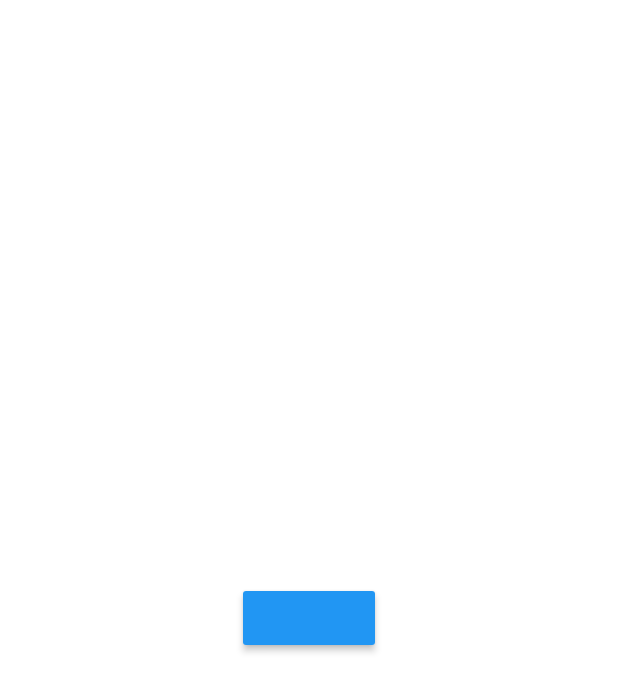
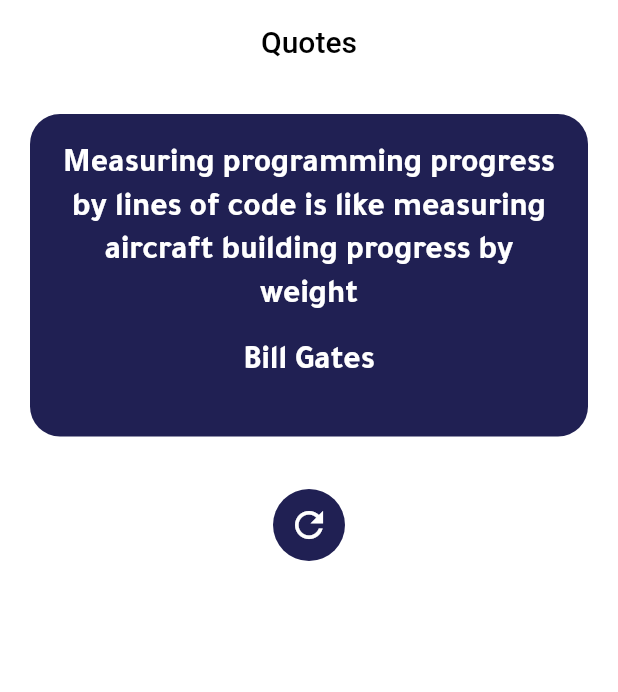
Before and after one commit to hazemosama/quotes, a Flutter app: the screen it shows after launch, on a phone screen of 412 x 824 dp. Shown: the top 692 px of the screen. Run offline on Flutter 3.47's test engine with Material 2 defaults, Android fonts, the phone set to English and light mode, and no system bars; our stand-ins replace equatable, flutter_bloc, fluttertoast.

Commit message:
Finish UI + Presentation Layer

```diff
--- a/lib/app.dart
+++ b/lib/app.dart
@@ -11,7 +11,7 @@ class QuoteApp extends StatelessWidget {
     return MaterialApp(
       title: AppStrings.appName,
       theme: appTheme(),
-      routes: routes,
+      onGenerateRoute: AppRoutes.onGenerateRoute,
       debugShowCheckedModeBanner: false,
     );
   }
--- a/lib/config/routes/app_routes.dart
+++ b/lib/config/routes/app_routes.dart
@@ -1,3 +1,5 @@
+import 'package:flutter/material.dart';
+import 'package:quotes/core/utils/app_strings.dart';
 import 'package:quotes/features/favorite_quote/presentation/screens/favorite_quote_screen.dart';
 import 'package:quotes/features/random_quote/presentation/screens/quote_screen.dart';
 
@@ -6,7 +8,32 @@ class Routes {
   static const String favoriteQuoteRoute = '/favoriteQuote';
 }
 
-final routes = {
-  Routes.initialRoute: (context) => const QuoteScreen(),
-  Routes.favoriteQuoteRoute: (context) => const FavoriteQuoteScreen(),
-};
+class AppRoutes {
+  static Route? onGenerateRoute(RouteSettings routeSettings) {
+    switch (routeSettings.name) {
+      case Routes.initialRoute:
+        return MaterialPageRoute(
+          builder: (context) => const QuoteScreen(),
+        );
+      case Routes.favoriteQuoteRoute:
+        return MaterialPageRoute(
+          builder: (context) => const FavoriteQuoteScreen(),
+        );
+
+      default:
+        return undefinedRoute();
+    }
+  }
+
+  static Route<dynamic> undefinedRoute() {
+    return MaterialPageRoute(
+      builder: (context) => const Scaffold(
+        body: Center(
+          child: Text(
+            AppStrings.noRouteFound,
+          ),
+        ),
+      ),
+    );
+  }
+}
--- a/lib/config/themes/app_theme.dart
+++ b/lib/config/themes/app_theme.dart
@@ -9,11 +9,22 @@ ThemeData appTheme() {
     brightness: Brightness.light,
     scaffoldBackgroundColor: Colors.white,
     fontFamily: AppStrings.fontFamily,
+    appBarTheme: const AppBarTheme(
+      centerTitle: true,
+      color: Colors.transparent,
+      elevation: 0.0,
+      titleTextStyle: TextStyle(
+        color: Colors.black,
+        fontSize: 20.0,
+        fontWeight: FontWeight.w500,
+      ),
+    ),
     textTheme: const TextTheme(
-      button: TextStyle(
-        fontSize: 16.0,
-        color: Colors.black,
-        fontWeight: FontWeight.w500,
+      bodyMedium: TextStyle(
+        color: Colors.white,
+        height: 1.3,
+        fontSize: 22.0,
+        fontWeight: FontWeight.w700,
       ),
     ),
   );
--- a/lib/core/utils/app_colors.dart
+++ b/lib/core/utils/app_colors.dart
@@ -1,6 +1,6 @@
 import 'package:flutter/material.dart';
 
 class AppColors {
-  static Color primary = Colors.blue;
+  static Color primary = const Color(0xff202053);
   static Color hint = Colors.grey;
 }
--- a/lib/core/utils/app_strings.dart
+++ b/lib/core/utils/app_strings.dart
@@ -1,4 +1,5 @@
 class AppStrings {
-  static const String appName = 'Quotes App';
+  static const String appName = 'Quotes';
   static const String fontFamily = 'Tajwal';
+  static const String noRouteFound = 'No Route Found';
 }
--- a/lib/features/favorite_quote/presentation/cubit/favorite_quote_cubit.dart
+++ b/lib/features/favorite_quote/presentation/cubit/favorite_quote_cubit.dart
@@ -1,5 +1,5 @@
-import 'package:bloc/bloc.dart';
 import 'package:equatable/equatable.dart';
+import 'package:flutter_bloc/flutter_bloc.dart';
 
 part 'favorite_quote_state.dart';
 
--- a/lib/features/random_quote/presentation/screens/quote_screen.dart
+++ b/lib/features/random_quote/presentation/screens/quote_screen.dart
@@ -1,7 +1,7 @@
 import 'package:flutter/material.dart';
-import 'package:quotes/config/routes/app_routes.dart';
 import 'package:quotes/core/utils/app_colors.dart';
-import 'package:quotes/features/favorite_quote/presentation/screens/favorite_quote_screen.dart';
+import 'package:quotes/core/utils/app_strings.dart';
+import 'package:quotes/features/random_quote/presentation/widgets/quote_content.dart';
 
 class QuoteScreen extends StatefulWidget {
   const QuoteScreen({Key? key}) : super(key: key);
@@ -11,17 +11,35 @@ class QuoteScreen extends StatefulWidget {
 }
 
 class _QuoteScreenState extends State<QuoteScreen> {
+  Widget _buildBodyContent() {
+    return Column(
+      children: [
+        const QuoteContent(),
+        Container(
+          margin: const EdgeInsets.symmetric(vertical: 15.0),
+          padding: const EdgeInsets.all(10.0),
+          decoration: BoxDecoration(
+            color: AppColors.primary,
+            shape: BoxShape.circle,
+          ),
+          child: const Icon(
+            Icons.refresh,
+            size: 28.0,
+            color: Colors.white,
+          ),
+        ),
+      ],
+    );
+  }
+
   @override
   Widget build(BuildContext context) {
+    final appBar = AppBar(
+      title: const Text(AppStrings.appName),
+    );
     return Scaffold(
-      body: Center(
-        child: MaterialButton(
-          color: AppColors.primary,
-          onPressed: () {
-            // Navigator.of(context).pushNamed(Routes.favoriteQuoteRoute);
-          },
-        ),
-      ),
+      appBar: appBar,
+      body: _buildBodyContent(),
     );
   }
 }
--- /dev/null
+++ b/lib/features/random_quote/presentation/widgets/quote_content.dart
@@ -0,0 +1,35 @@
+import 'package:flutter/material.dart';
+import 'package:quotes/core/utils/app_colors.dart';
+
+class QuoteContent extends StatelessWidget {
+  const QuoteContent({Key? key}) : super(key: key);
+
+  @override
+  Widget build(BuildContext context) {
+    return Container(
+      margin: const EdgeInsets.all(20.0),
+      padding: const EdgeInsets.all(20.0),
+      decoration: BoxDecoration(
+        color: AppColors.primary,
+        borderRadius: BorderRadius.circular(20.0),
+      ),
+      child: Column(
+        children: [
+          Text(
+            'Measuring programming progress by lines of code is like measuring aircraft building progress by weight',
+            textAlign: TextAlign.center,
+            style: Theme.of(context).textTheme.bodyMedium,
+          ),
+          Container(
+            margin: const EdgeInsets.symmetric(vertical: 15.0),
+            child: Text(
+              'Bill Gates',
+              textAlign: TextAlign.center,
+              style: Theme.of(context).textTheme.bodyMedium,
+            ),
+          ),
+        ],
+      ),
+    );
+  }
+}
```
Also changed, not shown: lib/core/utils/constants.dart (added, +52 -0 lines), lib/core/utils/media_query_values.dart (added, +8 -0 lines), pubspec.yaml (+5 -5 lines), lib/main.dart (line endings or trailing spaces), pubspec.lock.
